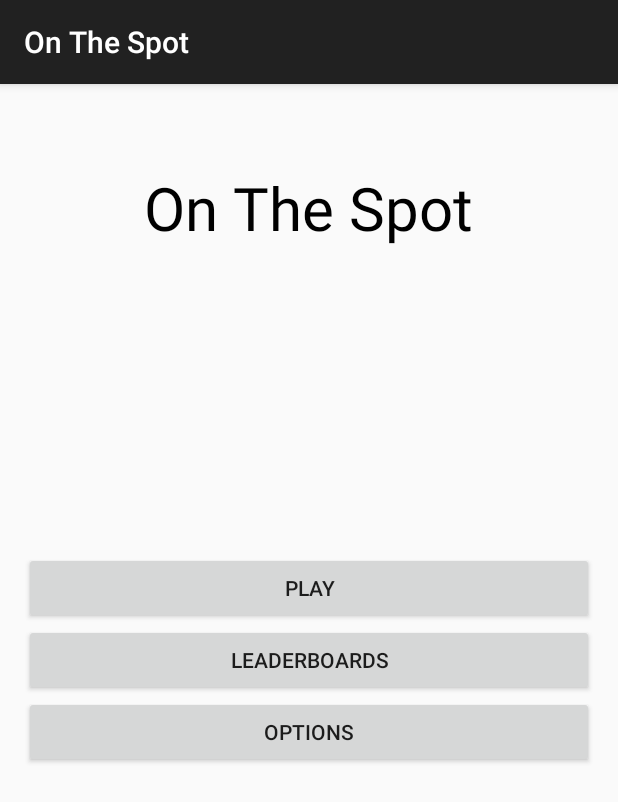
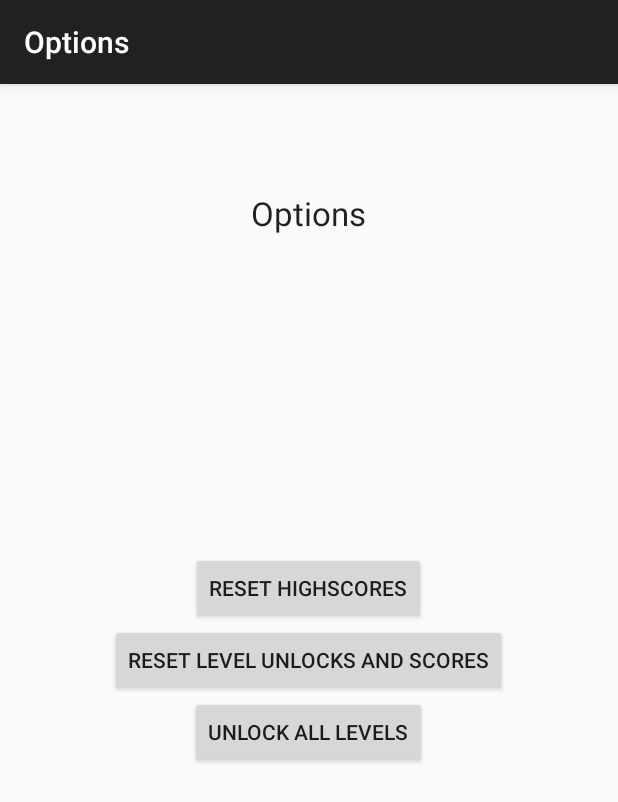
Before and after one commit to GovertJaap/On-The-Spot, an Android app: the screen it shows after launch (MenuActivity before the commit, Options after it), after a tap on "OPTIONS", on a phone screen of 412 x 824 dp. Shown: the top 802 px of the screen. Run offline under Robolectric (Android 15) with nearby library versions, the phone set to English and light mode, and no system bars.

Commit message:
Testbuild 1.14.1
Options menu bevat nu knoppen om je highscores en unlocked levels te
resetten

```diff
--- a/app/src/main/AndroidManifest.xml
+++ b/app/src/main/AndroidManifest.xml
@@ -40,7 +40,11 @@
         <activity
             android:name=".LvlSelectActivity"
             android:parentActivityName=".MenuActivity"
-            android:screenOrientation="portrait">
+            android:screenOrientation="portrait" >
+        </activity>
+        <activity
+            android:name=".Options"
+            android:label="@string/title_activity_options" >
         </activity>
     </application>
 
--- a/app/src/main/java/com/example/android/onthespot/MenuActivity.java
+++ b/app/src/main/java/com/example/android/onthespot/MenuActivity.java
@@ -65,23 +65,24 @@ public class MenuActivity extends ActionBarActivity {
 
             @Override
             public void onClick(View v) {
-                Toast.makeText(MenuActivity.this, "Options are not available.", Toast.LENGTH_LONG).show();
+                Intent activity = new Intent(MenuActivity.this, Options.class);
+                startActivity(activity);
             }
         });
     }
-
-    @Override
-    public boolean onOptionsItemSelected(MenuItem item) {
-        // Handle action bar item clicks here. The action bar will
-        // automatically handle clicks on the Home/Up button, so long
-        // as you specify a parent activity in AndroidManifest.xml.
-        int id = item.getItemId();
-
-        //noinspection SimplifiableIfStatement
-        if (id == R.id.action_settings) {
-            return true;
-        }
-
-        return super.onOptionsItemSelected(item);
-    }
+//
+//    @Override
+//    public boolean onOptionsItemSelected(MenuItem item) {
+//        // Handle action bar item clicks here. The action bar will
+//        // automatically handle clicks on the Home/Up button, so long
+//        // as you specify a parent activity in AndroidManifest.xml.
+//        int id = item.getItemId();
+//
+//        //noinspection SimplifiableIfStatement
+//        if (id == R.id.action_settings) {
+//            return true;
+//        }
+//
+//        return super.onOptionsItemSelected(item);
+//    }
 }
--- /dev/null
+++ b/app/src/main/java/com/example/android/onthespot/Options.java
@@ -0,0 +1,107 @@
+package com.example.android.onthespot;
+
+import android.content.Context;
+import android.content.SharedPreferences;
+import android.support.v7.app.ActionBarActivity;
+import android.os.Bundle;
+import android.view.Menu;
+import android.view.MenuItem;
+import android.view.View;
+import android.view.WindowManager;
+import android.widget.Button;
+import android.widget.Toast;
+
+import com.example.android.onthespot.R;
+
+public class Options extends ActionBarActivity {
+    SharedPreferences prefs;
+    SharedPreferences.Editor editor;
+    String scoreKey;
+    String unlockKey;
+
+
+    @Override
+    protected void onCreate(Bundle savedInstanceState) {
+        super.onCreate(savedInstanceState);
+        setContentView(R.layout.activity_options);
+
+        prefs = this.getSharedPreferences("mainLevelsSave", Context.MODE_PRIVATE);
+        editor = prefs.edit();
+
+        resetScores();
+        resetUnlocks();
+        unlockAllLevels();
+
+        getWindow().addFlags(WindowManager.LayoutParams.FLAG_KEEP_SCREEN_ON);
+    }
+
+    private void resetScores() {
+        Button button = (Button) findViewById(R.id.resetScores);
+        button.setOnClickListener(new View.OnClickListener() {
+            @Override
+            public void onClick(View v) {
+                Toast.makeText(Options.this, "Your scores have been reset", Toast.LENGTH_LONG).show();
+                for (int i = 1; i < 11; i++) {
+                    scoreKey = "level" + i + "score";
+                    editor.putInt(scoreKey, 0);
+                    editor.commit();
+                }
+            }
+        });
+    }
+
+    private void resetUnlocks() {
+        Button button = (Button) findViewById(R.id.resetUnlocks);
+        button.setOnClickListener(new View.OnClickListener() {
+            @Override
+            public void onClick(View v) {
+                Toast.makeText(Options.this, "All levels have been reset", Toast.LENGTH_LONG).show();
+                for (int i = 1; i < 11; i++) {
+                    scoreKey = "level" + i + "score";
+                    unlockKey = "level" + i + "unlock";
+                    editor.putInt(scoreKey, 0);
+                    editor.putBoolean(unlockKey, false);
+                    editor.commit();
+                }
+            }
+        });
+    }
+
+    private void unlockAllLevels() {
+        Button button = (Button) findViewById(R.id.unlockAll);
+        button.setOnClickListener(new View.OnClickListener() {
+            @Override
+            public void onClick(View v) {
+                Toast.makeText(Options.this, "All levels have been unlocked", Toast.LENGTH_LONG).show();
+                for (int i = 1; i < 11; i++) {
+                    unlockKey = "level" + i + "unlock";
+                    editor.putBoolean(unlockKey, true);
+                    editor.commit();
+                }
+            }
+        });
+    }
+
+//
+//    @Override
+//    public boolean onCreateOptionsMenu(Menu menu) {
+//        // Inflate the menu; this adds items to the action bar if it is present.
+//        getMenuInflater().inflate(R.menu.menu_options, menu);
+//        return true;
+//    }
+//
+//    @Override
+//    public boolean onOptionsItemSelected(MenuItem item) {
+//        // Handle action bar item clicks here. The action bar will
+//        // automatically handle clicks on the Home/Up button, so long
+//        // as you specify a parent activity in AndroidManifest.xml.
+//        int id = item.getItemId();
+//
+//        //noinspection SimplifiableIfStatement
+//        if (id == R.id.action_settings) {
+//            return true;
+//        }
+//
+//        return super.onOptionsItemSelected(item);
+//    }
+}
--- a/app/src/main/res/layout/activity_lvl_won.xml
+++ b/app/src/main/res/layout/activity_lvl_won.xml
@@ -42,7 +42,8 @@
         android:textAppearance="?android:attr/textAppearanceLarge"
         android:text="Highscore: 0"
         android:id="@+id/highscoreLevelWon"
-        android:layout_below="@+id/scoreLevelWon" />
+        android:layout_below="@+id/scoreLevelWon"
+        android:layout_centerHorizontal="true" />
 
     <TextView
         android:layout_width="wrap_content"
@@ -50,7 +51,8 @@
         android:textAppearance="?android:attr/textAppearanceLarge"
         android:text="Score: 0"
         android:id="@+id/scoreLevelWon"
-        android:layout_below="@+id/textView" />
+        android:layout_below="@+id/textView"
+        android:layout_centerHorizontal="true" />
 
     <Button
         android:layout_width="match_parent"
--- /dev/null
+++ b/app/src/main/res/layout/activity_options.xml
@@ -0,0 +1,43 @@
+<RelativeLayout xmlns:android="http://schemas.android.com/apk/res/android"
+    xmlns:tools="http://schemas.android.com/tools" android:layout_width="match_parent"
+    android:layout_height="match_parent" android:paddingLeft="@dimen/activity_horizontal_margin"
+    android:paddingRight="@dimen/activity_horizontal_margin"
+    android:paddingTop="@dimen/activity_vertical_margin"
+    android:paddingBottom="@dimen/activity_vertical_margin"
+    tools:context="com.example.android.onthespot.Options">
+
+    <Button
+        android:layout_width="wrap_content"
+        android:layout_height="wrap_content"
+        android:text="Reset Highscores"
+        android:id="@+id/resetScores"
+        android:layout_above="@+id/resetUnlocks"
+        android:layout_centerHorizontal="true" />
+
+    <TextView
+        android:layout_width="wrap_content"
+        android:layout_height="wrap_content"
+        android:textAppearance="?android:attr/textAppearanceLarge"
+        android:text="Options"
+        android:id="@+id/optionsText"
+        android:layout_alignParentTop="true"
+        android:layout_centerHorizontal="true"
+        android:layout_marginTop="55dp" />
+
+    <Button
+        android:layout_width="wrap_content"
+        android:layout_height="wrap_content"
+        android:text="Reset Level Unlocks and scores"
+        android:id="@+id/resetUnlocks"
+        android:layout_centerVertical="true"
+        android:layout_centerHorizontal="true" />
+
+    <Button
+        android:layout_width="wrap_content"
+        android:layout_height="wrap_content"
+        android:text="Unlock All Levels"
+        android:id="@+id/unlockAll"
+        android:layout_below="@+id/resetUnlocks"
+        android:layout_centerHorizontal="true" />
+
+</RelativeLayout>
--- /dev/null
+++ b/app/src/main/res/menu/menu_options.xml
@@ -0,0 +1,7 @@
+<menu xmlns:android="http://schemas.android.com/apk/res/android"
+    xmlns:app="http://schemas.android.com/apk/res-auto"
+    xmlns:tools="http://schemas.android.com/tools"
+    tools:context="com.example.android.onthespot.Options">
+    <item android:id="@+id/action_settings" android:title="@string/action_settings"
+        android:orderInCategory="100" app:showAsAction="never" />
+</menu>
--- a/app/src/main/res/values/strings.xml
+++ b/app/src/main/res/values/strings.xml
@@ -15,4 +15,5 @@
     <string name="title_activity_test">testActivity</string>
     <string name="title_activity_menu">MenuActivity</string>
     <string name="title_activity_lvl_select">LvlSelectActivity</string>
+    <string name="title_activity_options">Options</string>
 </resources>
```
